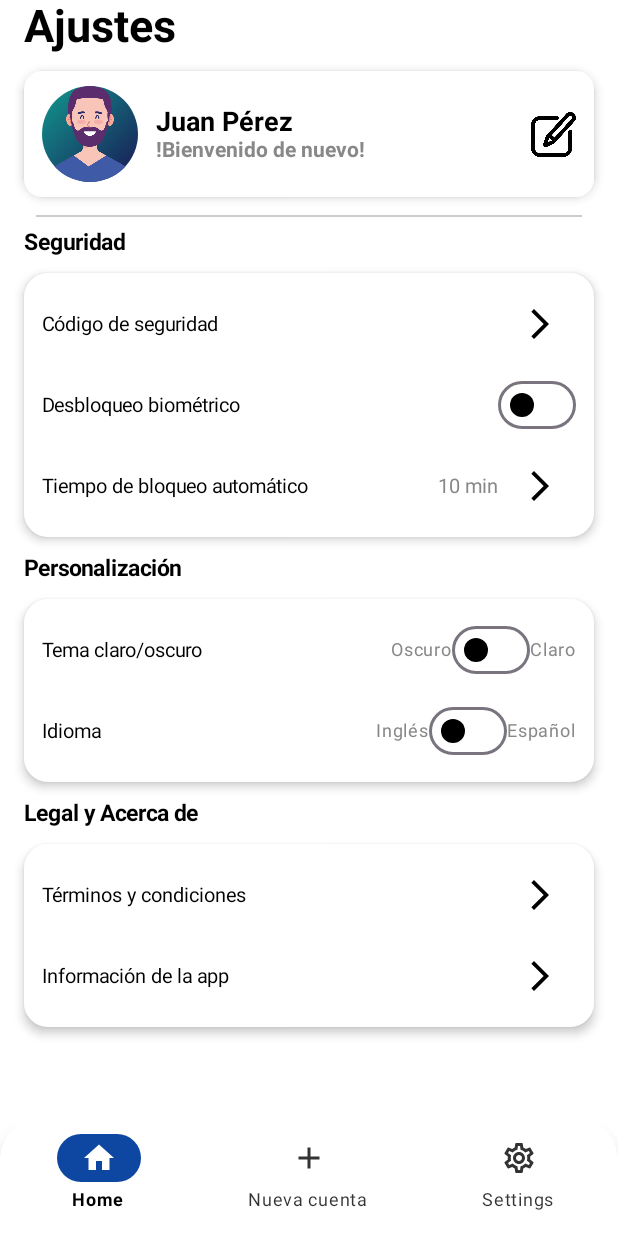
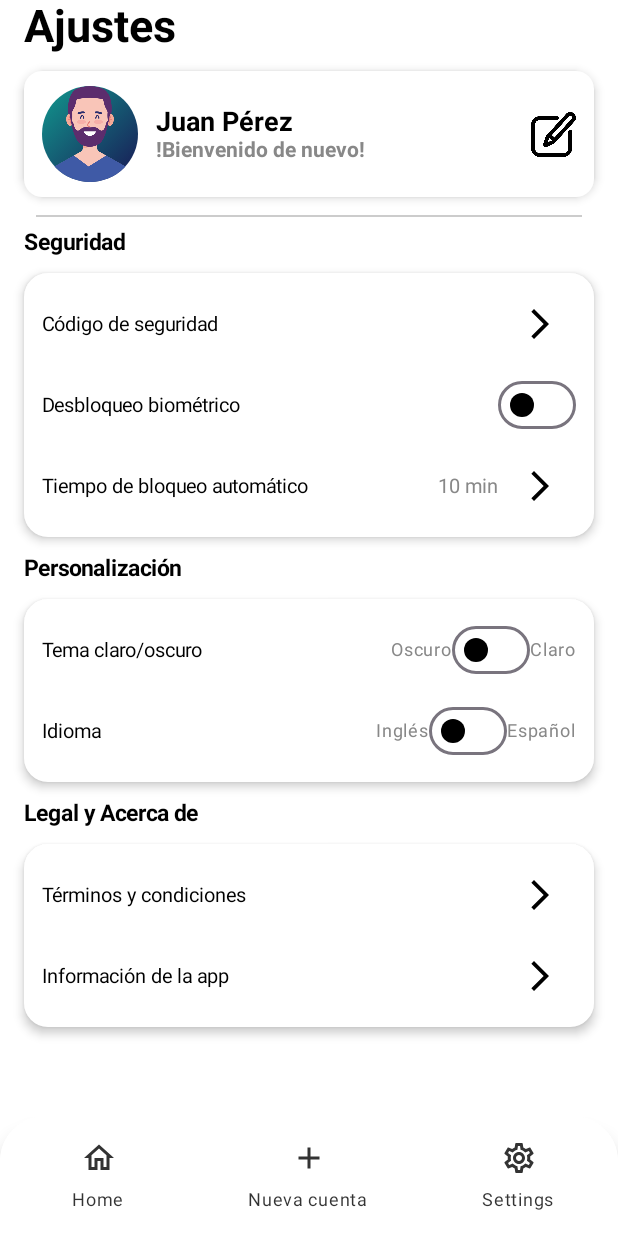
Before and after one commit to david-o-rosario1201/PassStore, an Android app built with Jetpack Compose: the composable SettingScreen shown on its own in the app's theme, on a phone screen of 412 x 824 dp. Run offline under Robolectric (Android 15) with nearby library versions, the phone set to English and light mode, and no system bars.

Commit message:
Pasa navHostController como parámetro y utiliza el component de BottomNavigationBar

```diff
--- a/app/src/main/java/edu/ucne/passstore/presentation/settings/SettingScreen.kt
+++ b/app/src/main/java/edu/ucne/passstore/presentation/settings/SettingScreen.kt
@@ -18,22 +18,13 @@ import androidx.compose.foundation.shape.CircleShape
 import androidx.compose.foundation.shape.RoundedCornerShape
 import androidx.compose.foundation.verticalScroll
 import androidx.compose.material.icons.Icons
-import androidx.compose.material.icons.filled.Add
 import androidx.compose.material.icons.filled.ArrowForwardIos
-import androidx.compose.material.icons.filled.Home
-import androidx.compose.material.icons.filled.Settings
-import androidx.compose.material.icons.outlined.Add
-import androidx.compose.material.icons.outlined.Home
-import androidx.compose.material.icons.outlined.Settings
 import androidx.compose.material3.Card
 import androidx.compose.material3.CardDefaults
 import androidx.compose.material3.Divider
 import androidx.compose.material3.Icon
 import androidx.compose.material3.IconButton
 import androidx.compose.material3.MaterialTheme
-import androidx.compose.material3.NavigationBar
-import androidx.compose.material3.NavigationBarItem
-import androidx.compose.material3.NavigationBarItemDefaults
 import androidx.compose.material3.Scaffold
 import androidx.compose.material3.Surface
 import androidx.compose.material3.Switch
@@ -53,53 +44,20 @@ import androidx.compose.ui.draw.clip
 import androidx.compose.ui.draw.shadow
 import androidx.compose.ui.graphics.Brush
 import androidx.compose.ui.graphics.Color
-import androidx.compose.ui.graphics.vector.ImageVector
 import androidx.compose.ui.layout.ContentScale
 import androidx.compose.ui.res.painterResource
 import androidx.compose.ui.text.TextStyle
 import androidx.compose.ui.text.font.FontWeight
 import androidx.compose.ui.unit.dp
 import androidx.compose.ui.unit.sp
+import androidx.navigation.NavHostController
 import edu.ucne.passstore.R
+import edu.ucne.passstore.presentation.navigation.BottomNavigationBar
 import java.util.Locale
 
-data class BottomNavigationItem(
-    val title: String,
-    val selectedIcon: ImageVector,
-    val unselectedIcon: ImageVector,
-    val label: String
-)
-
 @Composable
-fun SettingScreen(){
+fun SettingScreen(navHostController: NavHostController){
     var switchState by remember { mutableStateOf(false) }
-
-
-    val items = listOf(
-        BottomNavigationItem(
-            title = "Home",
-            selectedIcon = Icons.Filled.Home,
-            unselectedIcon = Icons.Outlined.Home,
-            label = "Home"
-        ),
-        BottomNavigationItem(
-            title = "Nueva cuenta",
-            selectedIcon = Icons.Filled.Add,
-            unselectedIcon = Icons.Outlined.Add,
-            label = "Nueva cuenta"
-        ),
-        BottomNavigationItem(
-            title = "Settings",
-            selectedIcon = Icons.Filled.Settings,
-            unselectedIcon = Icons.Outlined.Settings,
-            label = "Settings"
-        )
-    )
-
-    var selectedItemIndex by rememberSaveable {
-        mutableStateOf(0)
-    }
-    var currentLocal by remember { mutableStateOf(Locale.getDefault().language) }
 
     var isDarkMode by rememberSaveable { mutableStateOf(false) }
 
@@ -140,49 +98,7 @@ fun SettingScreen(){
                         shadowElevation = 8.dp,
                         shape = RoundedCornerShape(topStart = 30.dp, topEnd = 30.dp)
                     ) {
-                        NavigationBar(
-                            containerColor = barColor,
-                            tonalElevation = 0.dp,
-                            modifier = Modifier
-                                .fillMaxWidth()
-                                .clip(RoundedCornerShape(topStart = 30.dp, topEnd = 30.dp))
-                        ){
-                            items.forEachIndexed { index, item ->
-                                val isSelected = selectedItemIndex == index
-                                NavigationBarItem(
-                                    selected = isSelected,
-                                    onClick = { selectedItemIndex = index },
-                                    icon = {
-                                        Icon(
-                                            imageVector = if(isSelected) item.selectedIcon else item.unselectedIcon,
-                                            contentDescription = item.title,
-                                            tint = if(isSelected)
-                                                MaterialTheme.colorScheme.onPrimary
-                                            else
-                                                MaterialTheme.colorScheme.onSurface.copy(alpha = 0.8f)
-                                        )
-                                    },
-                                    label = {
-                                        Text(
-                                            text = item.label,
-                                            color = if(isSelected)
-                                                MaterialTheme.colorScheme.onSurface
-                                            else
-                                                MaterialTheme.colorScheme.onSurface.copy(alpha = 0.8f),
-                                            fontWeight = if(isSelected) FontWeight.Bold else FontWeight.Normal
-                                        )
-                                    },
-                                    colors = NavigationBarItemDefaults.colors(
-                                        selectedIconColor = MaterialTheme.colorScheme.onPrimary,
-                                        unselectedIconColor = MaterialTheme.colorScheme.onSurface,
-                                        selectedTextColor = MaterialTheme.colorScheme.onSurface,
-                                        unselectedTextColor = MaterialTheme.colorScheme.onSurface.copy(alpha = 0.8f),
-                                        indicatorColor = MaterialTheme.colorScheme.primary
-                                    ),
-                                    alwaysShowLabel = true
-                                )
-                            }
-                        }
+                        BottomNavigationBar(navHostController = navHostController)
                     }
                 }
             ){ innerPadding ->
```
